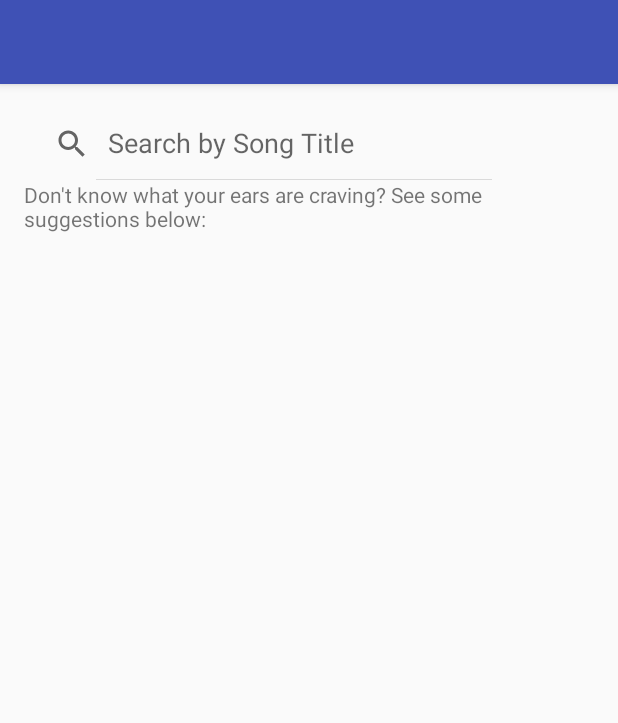
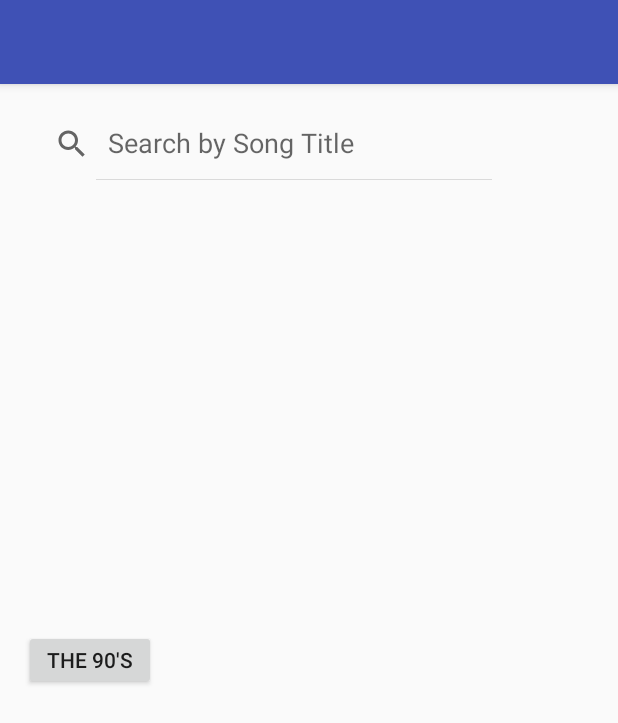
Before and after one commit to knguyen0710/Capstone, an Android app: the screen it shows after launch (Searchable), on a phone screen of 412 x 824 dp. Shown: the top 723 px of the screen. Run offline under Robolectric (Android 15) with nearby library versions, the phone set to English and light mode, and no system bars; libraries missing offline, so code that uses them is left out: com.parse, kaaes.spotify.webapi, retrofit.client; 8 statements that could not run were skipped.

Commit message:
fixed minor add song bug from search results

```diff
--- a/app/src/main/java/com/juke/kynasaur/juke2/Searchable.java
+++ b/app/src/main/java/com/juke/kynasaur/juke2/Searchable.java
@@ -102,7 +102,7 @@ public class Searchable extends Activity implements SearchView.OnQueryTextListen
                     for(Track t : tracks) {
 
                         resultList.add("+  " + t.name + " by " + t.artists.get(0).name);
-                        songAndId.put("+  " + t.name, t.uri);
+                        songAndId.put("+  " + t.name + " by " + t.artists.get(0).name, t.uri);
                     }
 
                     ArrayAdapter adapter = new ArrayAdapter(Searchable.this,
@@ -136,57 +136,5 @@ public class Searchable extends Activity implements SearchView.OnQueryTextListen
                 }
             });
         }
-//        Cursor cursor = mDbHelper.searchByInputText((query != null ? query : "@@@@"));
-//
-//        if (cursor != null) {
-//
-//            String[] from = new String[]
-//
-//            // Specify the view where we want the results to go
-//            int[] to = new int[] {R.id.search_result_text_view};
-//
-//            // Create a simple cursor adapter to keep the search data
-//            SimpleCursorAdapter cursorAdapter = new SimpleCursorAdapter(this, R.layout.result_search_item, cursor, from, to);
-//            myList.setAdapter(cursorAdapter);
-//
-//            // Click listener for the searched item that was selected
-//            myList.setOnItemClickListener(new AdapterView.OnItemClickListener() {
-//                public void onItemClick(AdapterView<?> parent, View view, int position, long id) {
-//
-//                    // Get the cursor, positioned to the corresponding row in the result set
-//                    Cursor cursor = (Cursor) myList.getItemAtPosition(position);
-//
-//                    // Get the state's capital from this row in the database.
-//                    String selectedName = cursor.getString(cursor.getColumnIndexOrThrow("name"));
-//                    Toast.makeText(MyActivity.this, selectedName, Toast.LENGTH_SHORT).show();
-//
-//                    // Set the default adapter
-//                    myList.setAdapter(defaultAdapter);
-//
-//                    // Find the position for the original list by the selected name from search
-//                    for (int pos = 0; pos < nameList.size(); pos++) {
-//                        if (nameList.get(pos).equals(selectedName)){
-//                            position = pos;
-//                            break;
-//                        }
-//                    }
-//
-//                    // Create a handler. This is necessary because the adapter has just been set on the list again and
-//                    // the list might not be finished setting the adapter by the time we perform setSelection.
-//                    Handler handler = new Handler();
-//                    final int finalPosition = position;
-//                    handler.post(new Runnable() {
-//                        @Override
-//                        public void run() {
-//
-//                            myList.setSelection(finalPosition);
-//                        }
-//                    });
-//
-//                    searchView.setQuery("",true);
-//                }
-//            });
-
-//        }
     }
 }
--- a/app/src/main/res/layout/content_searchable.xml
+++ b/app/src/main/res/layout/content_searchable.xml
@@ -17,11 +17,19 @@
 
     <ListView android:id="@+id/list"
         android:layout_width="wrap_content"
-        android:layout_height="wrap_content"
+        android:layout_height="200dp"
         android:transcriptMode="alwaysScroll"
         android:cacheColorHint="#00000000"
         android:layout_marginTop="100dp"
         android:listSelector="@android:color/transparent" />
+
+
+    <RelativeLayout
+        android:layout_width="match_parent"
+        android:layout_height="match_parent"
+        android:layout_alignParentBottom="true"
+        android:gravity="center"
+        android:id="@+id/footer">
 
         <TextView
             android:layout_width="wrap_content"
@@ -29,8 +37,16 @@
             android:textAppearance="?android:attr/textAppearanceSmall"
             android:text="Don&apos;t know what your ears are craving? See some suggestions below:"
             android:id="@+id/textView5"
-        android:layout_below="@+id/search"
+            android:layout_above="@+id/nineties"
             android:layout_alignParentLeft="true"
             android:layout_alignParentStart="true" />
 
+        <Button
+            android:layout_width="wrap_content"
+            android:layout_height="40dp"
+            android:id="@+id/nineties"
+            android:text="the 90's"
+            android:gravity="center"/>
     </RelativeLayout>
+
+</RelativeLayout>
```
Lines whose indentation alone changed are shown as unchanged.
